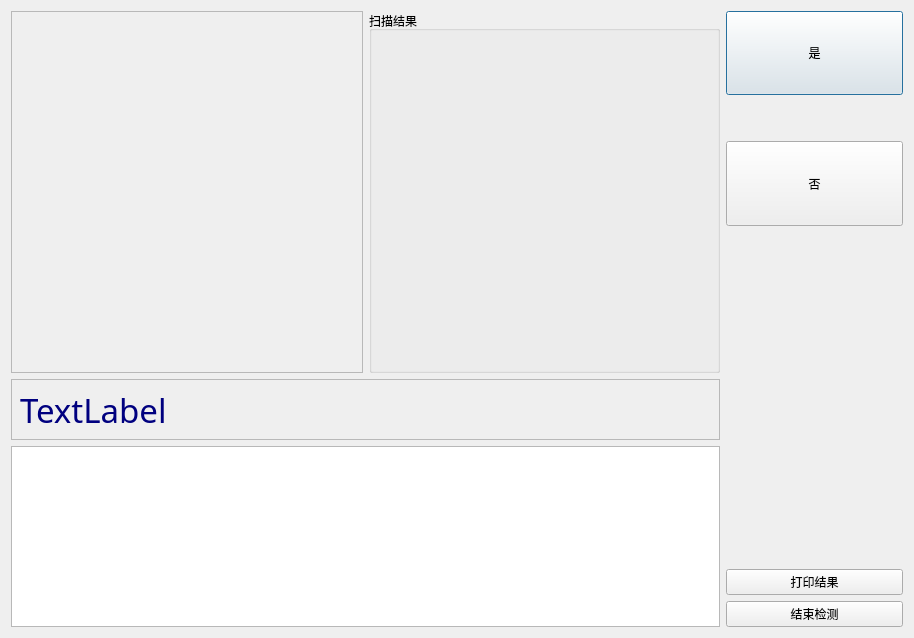
The window that CatRunUI/CatRunUI.ui (llseptem/Cat) describes before a commit, drawn with Qt 5.
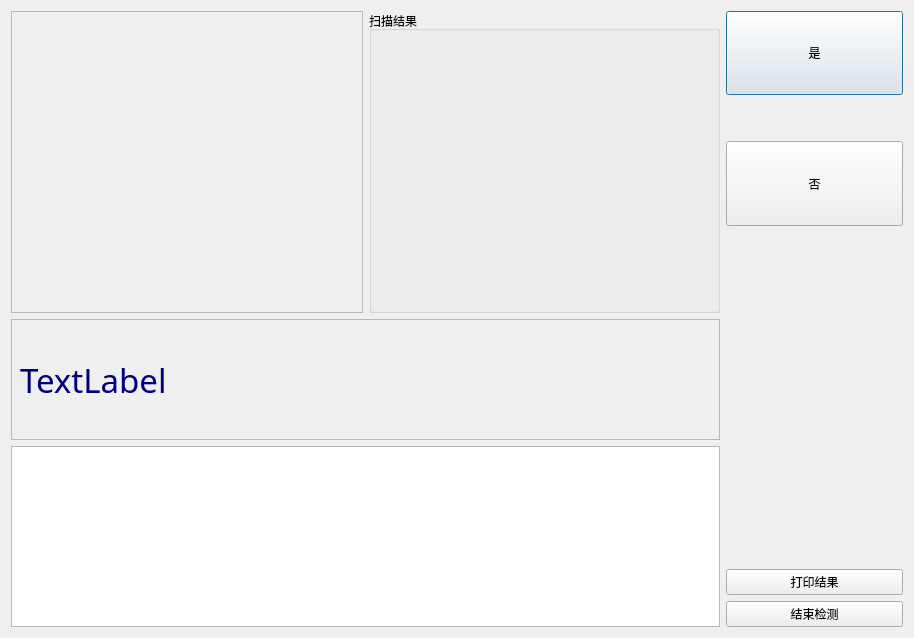
The same window after the commit. Icons and pictures are not drawn.

```diff
--- a/CatRunUI/CatRunUI.ui
+++ b/CatRunUI/CatRunUI.ui
@@ -18,7 +18,7 @@
   </property>
   <layout class="QHBoxLayout" name="horizontalLayout_2" stretch="4,1">
    <item>
-    <layout class="QVBoxLayout" name="verticalLayout_2" stretch="6,1,3">
+    <layout class="QVBoxLayout" name="verticalLayout_2" stretch="5,2,3">
      <item>
       <layout class="QHBoxLayout" name="horizontalLayout" stretch="1,1">
        <item>
```
